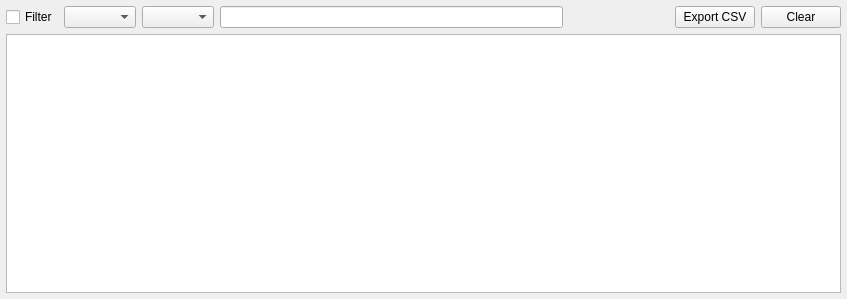
First picture: the form in src/qualogwidget.ui, repository juangburgos/QUaServerWidgets, before the edit.
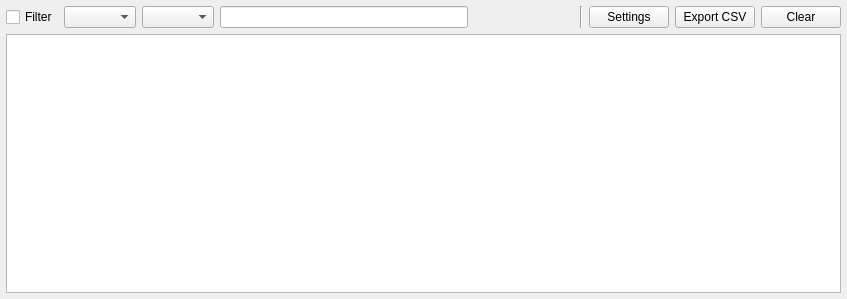
Second picture: the form after the edit. Custom widgets are drawn as their Qt base class.

```diff
--- a/src/qualogwidget.ui
+++ b/src/qualogwidget.ui
@@ -26,7 +26,7 @@
    <property name="bottomMargin">
     <number>6</number>
    </property>
-   <item row="0" column="2">
+   <item row="0" column="4">
     <widget class="QPushButton" name="pushButtonExportCsv">
      <property name="text">
       <string>Export CSV</string>
@@ -49,16 +49,23 @@
      </property>
     </spacer>
    </item>
-   <item row="1" column="0" colspan="4">
+   <item row="1" column="0" colspan="6">
     <widget class="QUaLogTableView" name="treeViewLog"/>
    </item>
-   <item row="0" column="3">
+   <item row="0" column="5">
     <widget class="QPushButton" name="pushButtonClear">
      <property name="text">
       <string>Clear</string>
      </property>
     </widget>
    </item>
+   <item row="0" column="3">
+    <widget class="QPushButton" name="pushButtonSettings">
+     <property name="text">
+      <string>Settings</string>
+     </property>
+    </widget>
+   </item>
    <item row="0" column="0">
     <widget class="QFrame" name="frameFilter">
      <property name="sizePolicy">
@@ -98,6 +105,12 @@
       </item>
       <item>
        <widget class="QFrame" name="frameFilterOptions">
+        <property name="sizePolicy">
+         <sizepolicy hsizetype="Expanding" vsizetype="Preferred">
+          <horstretch>0</horstretch>
+          <verstretch>0</verstretch>
+         </sizepolicy>
+        </property>
         <property name="frameShape">
          <enum>QFrame::NoFrame</enum>
         </property>
@@ -135,6 +148,13 @@
      </layout>
     </widget>
    </item>
+   <item row="0" column="2">
+    <widget class="Line" name="line">
+     <property name="orientation">
+      <enum>Qt::Vertical</enum>
+     </property>
+    </widget>
+   </item>
   </layout>
  </widget>
  <customwidgets>
```
